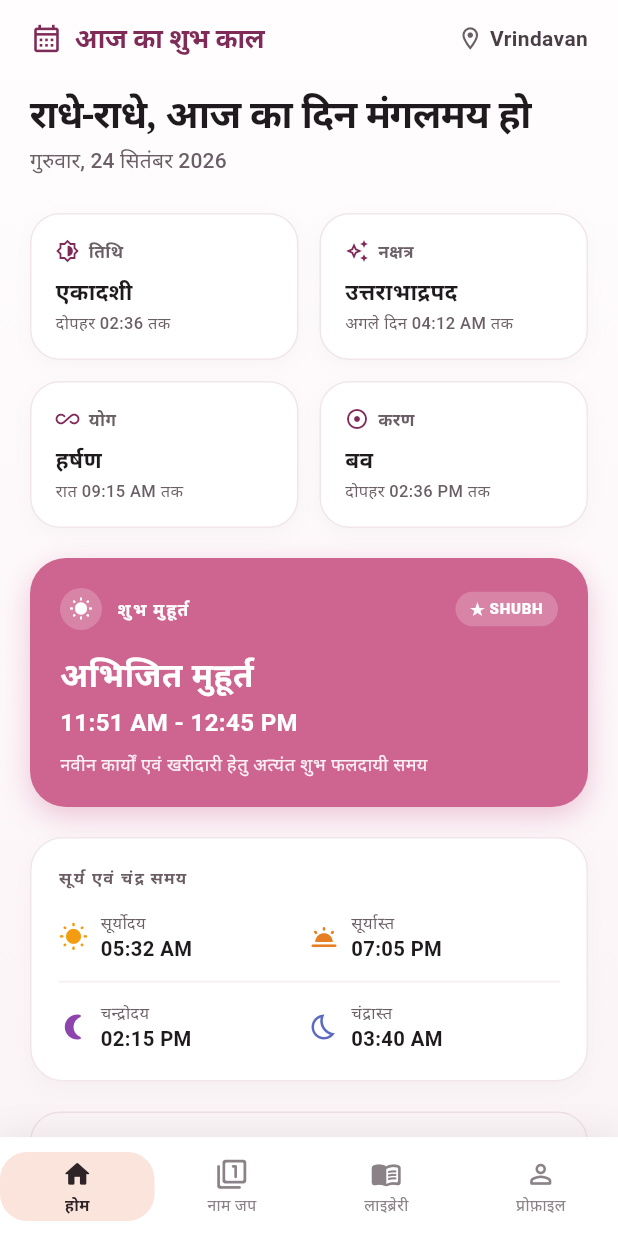
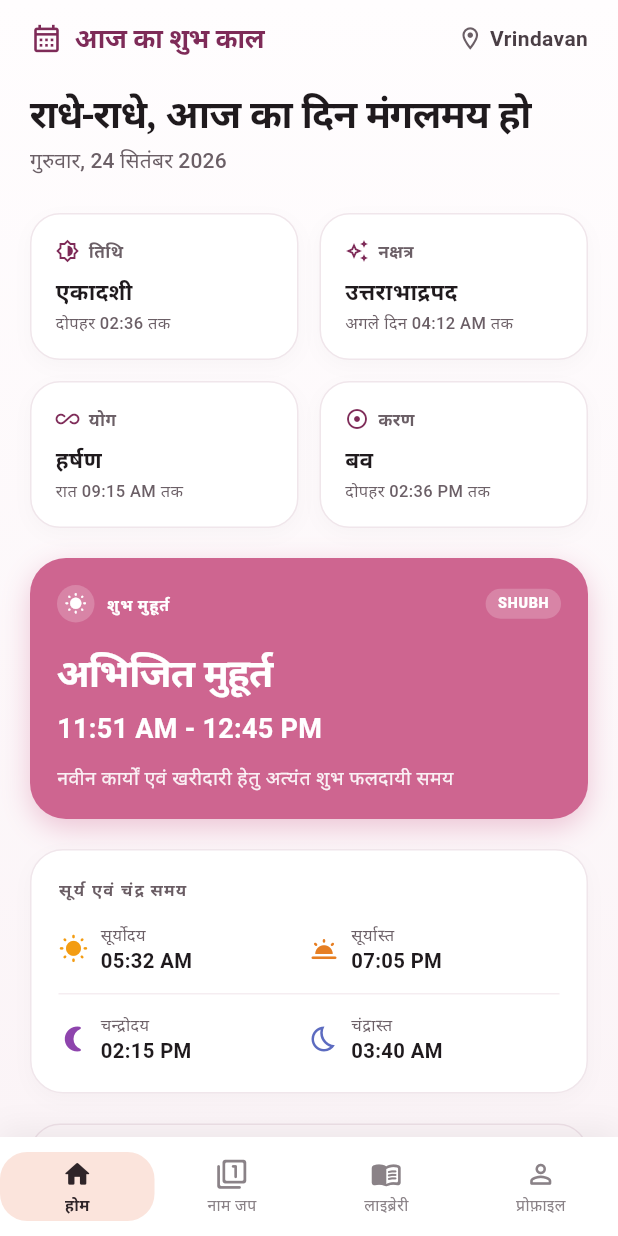
Before and after one commit to rohitelbroz-dev/gurujiapp-flutter, a Flutter app: the HomeScreen screen opened by its route, on a phone screen of 412 x 824 dp. Run offline on Flutter 3.47's test engine with Material 3 defaults, Android fonts, the light colour scheme and no system bars; our stand-ins replace audioplayers, bloc, cached_network_image, equatable, flutter_bloc, go_router and 4 more; missing offline and left inert: gal; accounts and stored records are empty; network calls fail.

Commit message:
fixed the home page css issue and history page routing issue

```diff
--- a/lib/features/home/presentation/homescreen.dart
+++ b/lib/features/home/presentation/homescreen.dart
@@ -478,7 +478,7 @@ class _HomeScreenState extends State<HomeScreen> {
 
     return Container(
       width: double.infinity,
-      padding: const EdgeInsets.all(20),
+      padding: const EdgeInsets.all(18),
       decoration: BoxDecoration(
         color: mauveCard,
         borderRadius: BorderRadius.circular(24),
@@ -496,42 +496,50 @@ class _HomeScreenState extends State<HomeScreen> {
           Row(
             mainAxisAlignment: MainAxisAlignment.spaceBetween,
             children: [
-              Row(
-                children: [
-                  Container(
-                    padding: const EdgeInsets.all(6),
-                    decoration: BoxDecoration(
-                      color: Colors.white.withOpacity(0.2),
-                      shape: BoxShape.circle,
+              Expanded(
+                child: Row(
+                  mainAxisSize: MainAxisSize.min,
+                  children: [
+                    Container(
+                      padding: const EdgeInsets.all(5),
+                      decoration: BoxDecoration(
+                        color: Colors.white.withOpacity(0.2),
+                        shape: BoxShape.circle,
+                      ),
+                      child: const Icon(
+                        Icons.wb_sunny_rounded,
+                        size: 15,
+                        color: Colors.white,
+                      ),
                     ),
-                    child: const Icon(
-                      Icons.wb_sunny_rounded,
-                      size: 16,
-                      color: Colors.white,
+                    const SizedBox(width: 8),
+                    Expanded(
+                      child: Text(
+                        context.tr('auspiciousTiming').toUpperCase(),
+                        maxLines: 1,
+                        overflow: TextOverflow.ellipsis,
+                        style: const TextStyle(
+                          fontSize: 10.5,
+                          fontWeight: FontWeight.w700,
+                          color: Colors.white,
+                          letterSpacing: 0.5,
+                        ),
+                      ),
                     ),
-                  ),
-                  const SizedBox(width: 10),
-                  Text(
-                    context.tr('auspiciousTiming').toUpperCase(),
-                    style: const TextStyle(
-                      fontSize: 11.5,
-                      fontWeight: FontWeight.w700,
-                      color: Colors.white,
-                      letterSpacing: 0.8,
-                    ),
-                  ),
-                ],
-              ),
+                  ],
+                ),
+              ),
+              const SizedBox(width: 8),
               Container(
-                padding: const EdgeInsets.symmetric(horizontal: 10, vertical: 4),
+                padding: const EdgeInsets.symmetric(horizontal: 8, vertical: 3),
                 decoration: BoxDecoration(
                   color: Colors.white.withOpacity(0.2),
                   borderRadius: BorderRadius.circular(12),
                 ),
                 child: const Text(
-                  '★ SHUBH',
+                  'SHUBH',
                   style: TextStyle(
-                    fontSize: 10,
+                    fontSize: 9.5,
                     fontWeight: FontWeight.w800,
                     color: Colors.white,
                     letterSpacing: 0.5,
@@ -544,29 +552,30 @@ class _HomeScreenState extends State<HomeScreen> {
           Text(
             context.tr('abhijitMuhurat'),
             style: const TextStyle(
-              fontSize: 22,
+              fontSize: 26,
               fontWeight: FontWeight.w800,
               fontFamily: 'serif',
               color: Colors.white,
-            ),
-          ),
-          const SizedBox(height: 4),
+              letterSpacing: -0.5,
+            ),
+          ),
+          const SizedBox(height: 6),
           Text(
             timeRange,
             style: const TextStyle(
-              fontSize: 16,
+              fontSize: 18,
               fontWeight: FontWeight.w700,
               color: Colors.white,
-            ),
-          ),
-          const SizedBox(height: 8),
+              letterSpacing: 0.2,
+            ),
+          ),
+          const SizedBox(height: 10),
           Text(
             context.tr('abhijitDesc'),
             style: TextStyle(
-              fontSize: 12,
-              fontWeight: FontWeight.w400,
+              fontSize: 13,
+              height: 1.4,
               color: Colors.white.withOpacity(0.9),
-              height: 1.35,
             ),
           ),
         ],
@@ -574,7 +583,6 @@ class _HomeScreenState extends State<HomeScreen> {
     );
   }
 
-  // ─── Celestial Timings ──────────────────────────────────────────────────
   Widget _buildCelestialTimingsCard(Color charcoalText, Color subtitleColor) {
     final sunrise = _panchangData?.celestial.sunrise ?? '05:32 AM';
     final sunset = _panchangData?.celestial.sunset ?? '07:05 PM';
--- a/lib/features/naam_jaap/presentation/naam_jaap_screen.dart
+++ b/lib/features/naam_jaap/presentation/naam_jaap_screen.dart
@@ -607,7 +607,7 @@ class _NaamJaapScreenState extends State<NaamJaapScreen>
 
                           // Column 3: HISTORY
                           GestureDetector(
-                            onTap: () => context.push('/naam-jaap/history'),
+                            onTap: () => context.push('/jaap-history'),
                             behavior: HitTestBehavior.opaque,
                             child: Column(
                               mainAxisSize: MainAxisSize.min,
```
